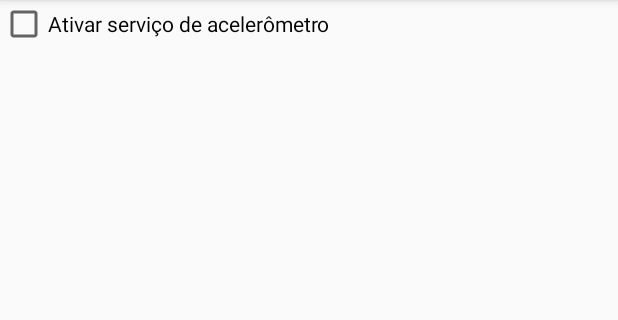
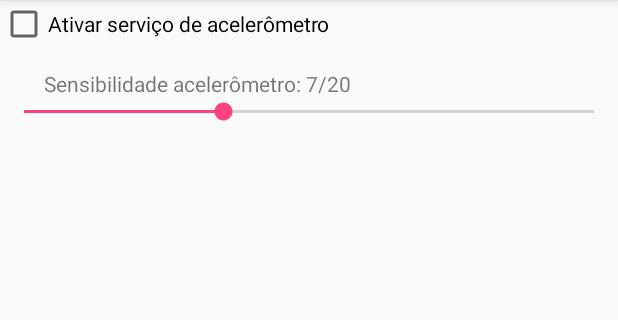
Before and after one commit to leoallvez/memes-player, an Android app: the screen it shows after launch (MainActivity), on a phone screen of 412 x 824 dp, the part 84-404 px from its top. Run offline under Robolectric (Android 15) with nearby library versions, the light colour scheme and no system bars.

Commit message:
Controler de acelerômetro

```diff
--- a/app/src/main/java/br/com/memesplayer/activitys/MainActivity.java
+++ b/app/src/main/java/br/com/memesplayer/activitys/MainActivity.java
@@ -1,11 +1,14 @@
 package br.com.memesplayer.activitys;
 
 import android.content.Intent;
+import android.content.SharedPreferences;
 import android.hardware.SensorManager;
 import android.support.v7.app.AppCompatActivity;
 import android.os.Bundle;
 import android.view.View;
 import android.widget.CheckBox;
+import android.widget.SeekBar;
+import android.widget.TextView;
 import android.widget.Toast;
 
 import br.com.memesplayer.R;
@@ -14,6 +17,12 @@ import services.MainService;
 public class MainActivity extends AppCompatActivity {
 
     private CheckBox checkBox;
+    private SeekBar seekBar;
+    private TextView textView;
+    public SharedPreferences.Editor editor;
+
+    public static final String MY_PREFS_NAME = "seekBarPrefs";
+
 
     @Override
     public void onCreate(Bundle savedInstanceState) {
@@ -21,6 +30,39 @@ public class MainActivity extends AppCompatActivity {
         super.onCreate(savedInstanceState);
         setContentView(R.layout.activity_main);
         checkBox = (CheckBox) findViewById(R.id.checkbox_cheese);
+        seekBar = (SeekBar) findViewById(R.id.seekBar1);
+        textView = (TextView) findViewById(R.id.textView1);
+
+        editor = getSharedPreferences(MY_PREFS_NAME, MODE_PRIVATE).edit();
+        //editor.putInt("seebar_value", 0);
+        textView.setText("Sensibilidade acelerômetro: " + seekBar.getProgress() + "/" + seekBar.getMax());
+
+
+        seekBar.setOnSeekBarChangeListener(new SeekBar.OnSeekBarChangeListener() {
+            int progress = 7;
+
+            @Override
+            public void onProgressChanged(SeekBar seekBar, int progresValue, boolean fromUser) {
+                progress = progresValue;
+                //editor.putInt("seebar_value", progress);
+                //Toast.makeText(getApplicationContext(), "Changing seekbar's progress", Toast.LENGTH_SHORT).show();
+                //editor.apply();
+            }
+
+            @Override
+            public void onStartTrackingTouch(SeekBar seekBar) {
+                Toast.makeText(getApplicationContext(), "Started tracking seekbar", Toast.LENGTH_SHORT).show();
+            }
+
+            @Override
+            public void onStopTrackingTouch(SeekBar seekBar) {
+                textView.setText("Sensibilidade acelerômetro: " + progress + "/" + seekBar.getMax());
+                editor.putInt("seebar_value", progress);
+                //Toast.makeText(getApplicationContext(), "Stopped tracking seekbar", Toast.LENGTH_SHORT).show();
+                editor.apply();
+            }
+        });
+
 
         checkBox.setOnClickListener(new View.OnClickListener() {
             @Override
--- a/app/src/main/res/layout/activity_main.xml
+++ b/app/src/main/res/layout/activity_main.xml
@@ -3,16 +3,30 @@
     android:layout_width="match_parent"
     android:layout_height="match_parent"
     android:orientation="vertical" >
-    <!--
-    <TextView
-        android:id="@+id/textView"
-        android:layout_width="match_parent"
-        android:layout_height="match_parent"
-        android:text="" />
-    -->
+
     <CheckBox android:id="@+id/checkbox_cheese"
         android:layout_width="wrap_content"
         android:layout_height="wrap_content"
         android:text="Ativar serviço de acelerômetro"/>
 
+    <TextView
+        android:id="@+id/textView1"
+        android:layout_width="wrap_content"
+        android:layout_height="wrap_content"
+        android:layout_alignParentLeft="true"
+        android:layout_below="@+id/seekBar1"
+        android:layout_marginLeft="29dp"
+        android:layout_marginTop="14dp" />
+
+    <SeekBar
+        android:id="@+id/seekBar1"
+        android:layout_width="match_parent"
+        android:layout_height="wrap_content"
+        android:min="0"
+        android:progress="7"
+        android:max="20" />
+
+
+
+
 </LinearLayout>
```
Also changed, not shown: app/src/main/java/services/MainService.java (+9 -4 lines).
